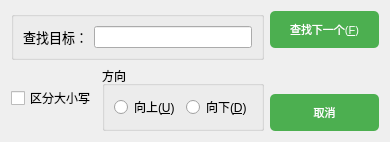
This is searchdialog.ui in zayu77/CodeRepository as Qt 5 draws it before an edit. The edited form follows.
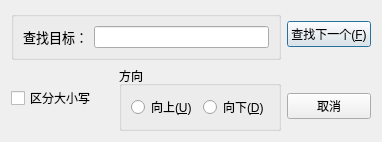
This is the edited form. Icons and pictures are not drawn.

The edit to the form file:
```diff
--- a/searchdialog.ui
+++ b/searchdialog.ui
@@ -85,17 +85,10 @@
      <item>
       <widget class="QPushButton" name="btnNext">
        <property name="font">
-        <font>
-         <pointsize>-1</pointsize>
-        </font>
+        <font/>
        </property>
        <property name="styleSheet">
-        <string notr="true">    background-color: #4CAF50;    /* 背景色 */
-    border: none;                /* 无边框 */
-    color: white;                /* 文字颜色 */
-    padding: 10px 20px;          /* 内边距 */
-    font-size: 11px;             /* 字体大小 */
-    border-radius: 5px;          /* 圆角 */</string>
+        <string notr="true"/>
        </property>
        <property name="text">
         <string>查找下一个(&amp;F)</string>
@@ -107,10 +100,13 @@
        <property name="orientation">
         <enum>Qt::Vertical</enum>
        </property>
+       <property name="sizeType">
+        <enum>QSizePolicy::Fixed</enum>
+       </property>
        <property name="sizeHint" stdset="0">
         <size>
          <width>20</width>
-         <height>40</height>
+         <height>30</height>
         </size>
        </property>
       </spacer>
@@ -118,12 +114,7 @@
      <item>
       <widget class="QPushButton" name="btnCancel">
        <property name="styleSheet">
-        <string notr="true">    background-color: #4CAF50;    /* 背景色 */
-    border: none;                /* 无边框 */
-    color: white;                /* 文字颜色 */
-    padding: 10px 20px;          /* 内边距 */
-    font-size:11px;             /* 字体大小 */
-    border-radius: 5px;          /* 圆角 */</string>
+        <string notr="true"/>
        </property>
        <property name="text">
         <string>取消</string>
```
Left out of the diff: 2 changed lines with no effect on the pictures.
